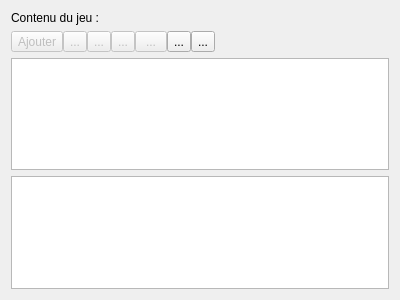
Before: the Qt Designer form w_contenujeu.ui in nivhg/ludopen, drawn with Qt 5.
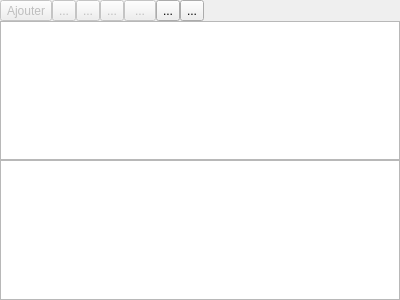
After: the same form once the commit is applied. Icons and pictures are not drawn.

Patch:
```diff
--- a/w_contenujeu.ui
+++ b/w_contenujeu.ui
@@ -14,39 +14,25 @@
    <string>Form</string>
   </property>
   <layout class="QGridLayout" name="gridLayout">
-   <item row="0" column="0">
-    <widget class="QLabel" name="Lb_Contenu">
-     <property name="minimumSize">
-      <size>
-       <width>30</width>
-       <height>0</height>
-      </size>
-     </property>
-     <property name="text">
-      <string>Contenu du jeu :</string>
-     </property>
-    </widget>
-   </item>
+   <property name="leftMargin">
+    <number>0</number>
+   </property>
+   <property name="topMargin">
+    <number>0</number>
+   </property>
+   <property name="rightMargin">
+    <number>0</number>
+   </property>
+   <property name="bottomMargin">
+    <number>0</number>
+   </property>
+   <property name="spacing">
+    <number>0</number>
+   </property>
    <item row="2" column="0">
-    <widget class="QTreeView" name="Tv_Contenu">
-     <property name="maximumSize">
-      <size>
-       <width>16777215</width>
-       <height>300</height>
-      </size>
-     </property>
-     <property name="styleSheet">
-      <string notr="true">QTreeWidget::item { border-bottom: 1px solid black;}</string>
-     </property>
-     <property name="editTriggers">
-      <set>QAbstractItemView::AllEditTriggers</set>
-     </property>
-    </widget>
-   </item>
-   <item row="3" column="0">
     <widget class="QTextEdit" name="Te_Contenu"/>
    </item>
-   <item row="1" column="0">
+   <item row="0" column="0">
     <widget class="QWidget" name="W_Boutons" native="true">
      <layout class="QGridLayout" name="gridLayout_2">
       <property name="leftMargin">
@@ -188,6 +174,22 @@
      </layout>
     </widget>
    </item>
+   <item row="1" column="0">
+    <widget class="QTreeView" name="Tv_Contenu">
+     <property name="maximumSize">
+      <size>
+       <width>16777215</width>
+       <height>16777215</height>
+      </size>
+     </property>
+     <property name="styleSheet">
+      <string notr="true">QTreeWidget::item { border-bottom: 1px solid black;}</string>
+     </property>
+     <property name="editTriggers">
+      <set>QAbstractItemView::AllEditTriggers</set>
+     </property>
+    </widget>
+   </item>
   </layout>
  </widget>
  <resources>
```
